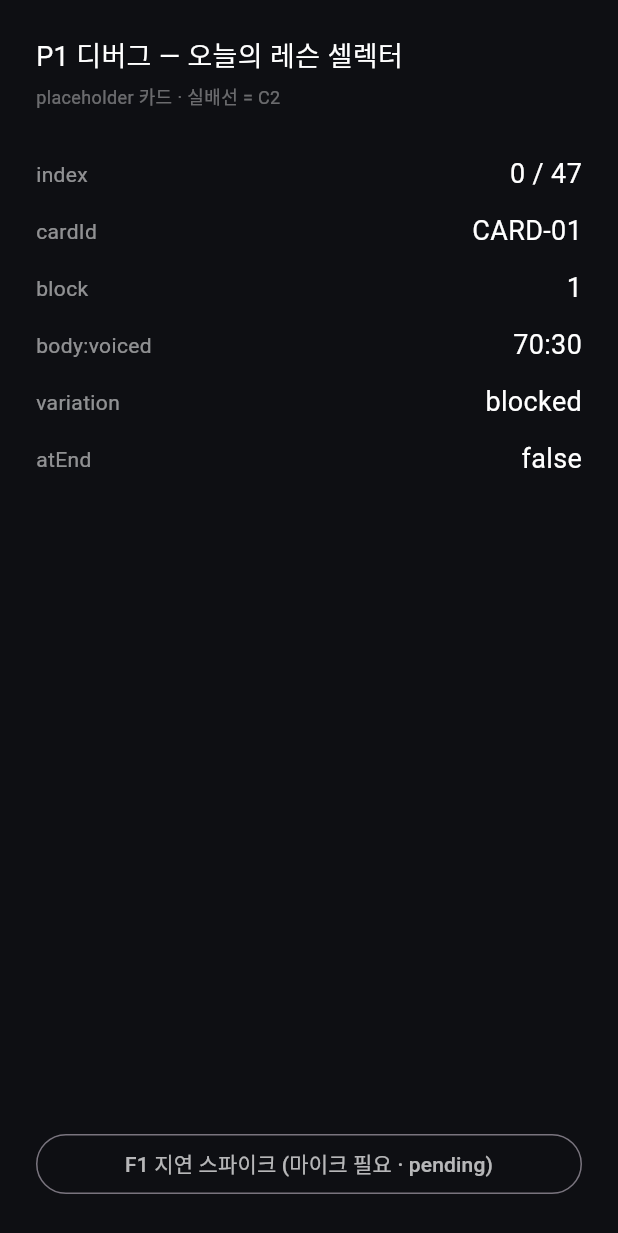
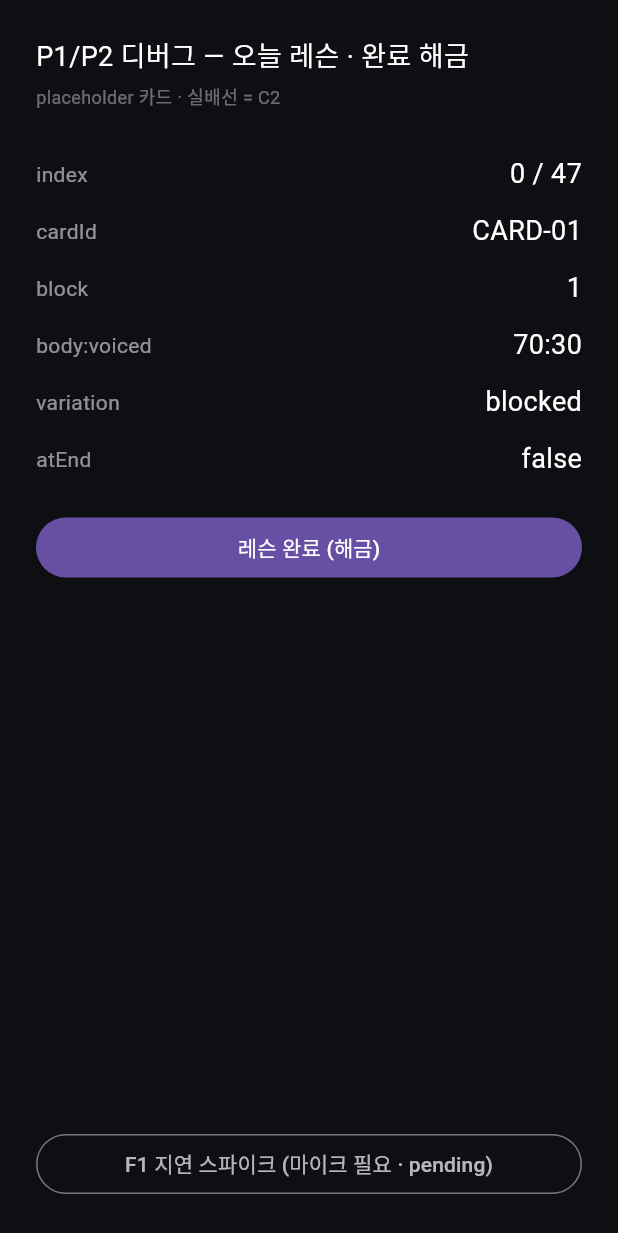
Before and after one commit to minseo2222/Vocal_Athlete, a Flutter app: the screen it shows after launch, on a phone screen of 412 x 824 dp. Shown: the top 1233 px of the screen. Run offline on Flutter 3.47's test engine with Material 3 defaults, Android fonts, the phone set to English and light mode, and no system bars; missing offline and left inert: record.

Commit message:
feat(app): P2 complete-lesson action → completion-based unlock
Pure completeLesson() — quality-agnostic by API (no score param,
structurally can't gate), no-op at path end (graduation = P7).
Debug hub gets a stateful "레슨 완료" button. analyze clean, 10 tests
passing. Issue 05 done.

Co-Authored-By: Claude Opus 4.7 (1M context) <noreply@anthropic.com>

```diff
--- a/app/lib/main.dart
+++ b/app/lib/main.dart
@@ -19,12 +19,18 @@ class DebugApp extends StatelessWidget {
       );
 }
 
-class DebugHome extends StatelessWidget {
+class DebugHome extends StatefulWidget {
   const DebugHome({super.key});
+  @override
+  State<DebugHome> createState() => _DebugHomeState();
+}
+
+class _DebugHomeState extends State<DebugHome> {
+  final Progression _p = Progression.beginner();
 
   @override
   Widget build(BuildContext context) {
-    final p = Progression.beginner();
+    final p = _p;
     final s = p.todaysLesson;
     return Scaffold(
       backgroundColor: const Color(0xFF0E0F13),
@@ -34,7 +40,7 @@ class DebugHome extends StatelessWidget {
           child: Column(
             crossAxisAlignment: CrossAxisAlignment.start,
             children: [
-              const Text('P1 디버그 — 오늘의 레슨 셀렉터',
+              const Text('P1/P2 디버그 — 오늘 레슨 · 완료 해금',
                   style: TextStyle(color: Colors.white, fontSize: 18)),
               const SizedBox(height: 4),
               const Text('placeholder 카드 · 실배선 = C2',
@@ -47,6 +53,14 @@ class DebugHome extends StatelessWidget {
                   '${(s.bodyVoicedRatio * 100).round()}:${(100 - s.bodyVoicedRatio * 100).round()}'),
               _row('variation', s.variationLevel.name),
               _row('atEnd', '${p.atEnd}'),
+              const SizedBox(height: 16),
+              SizedBox(
+                width: double.infinity,
+                child: FilledButton(
+                  onPressed: () => setState(p.completeLesson),
+                  child: const Text('레슨 완료 (해금)'),
+                ),
+              ),
               const Spacer(),
               SizedBox(
                 width: double.infinity,
```
Also changed, not shown: app/lib/progression/progression_state.dart (+7 -0 lines), 3 other files.
